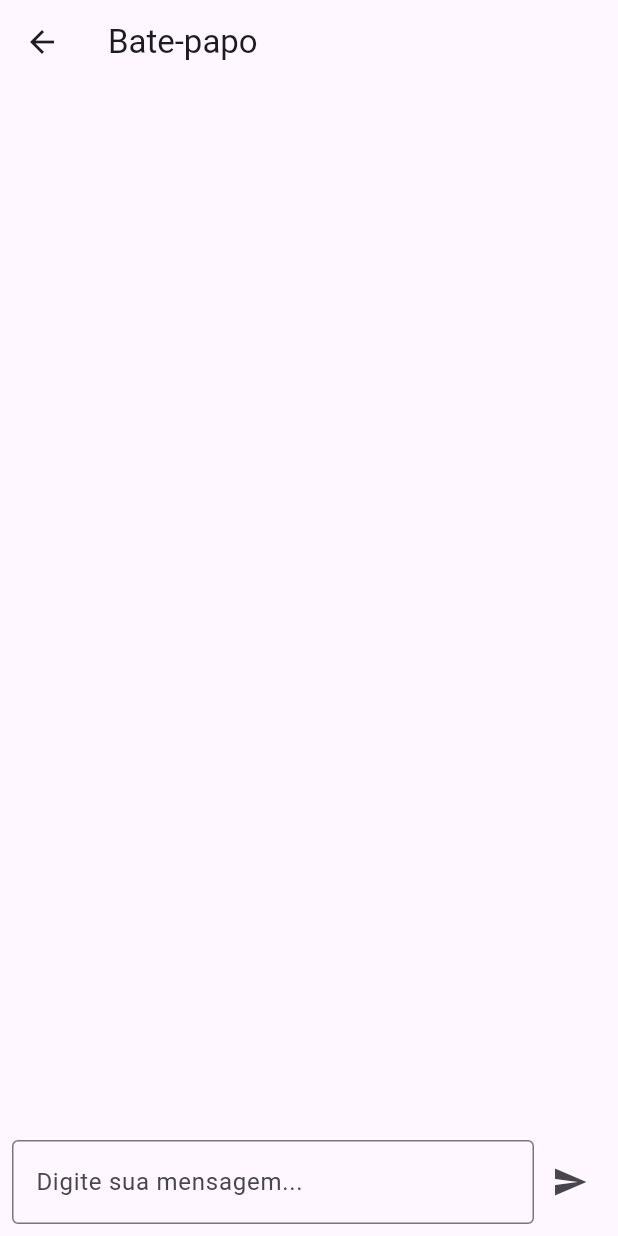
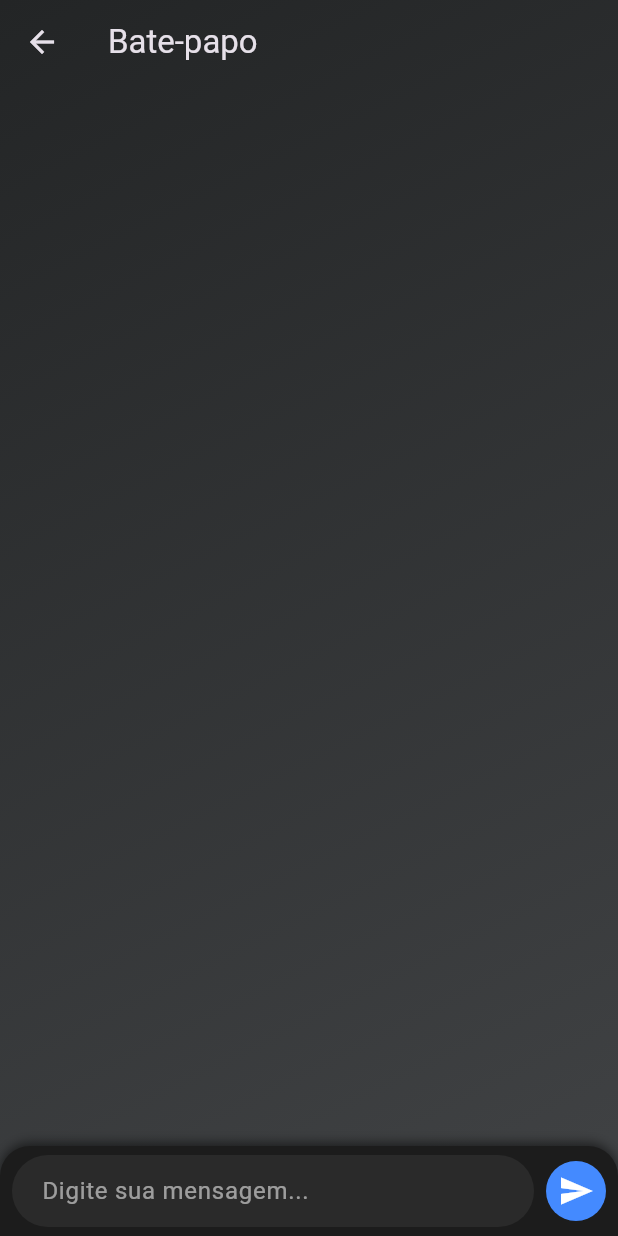
Before and after one commit to Breno2840/Mkwn29582, a Flutter app: the screen it shows after launch, after a tap on "Entrar no Chat", on a phone screen of 412 x 824 dp. Run offline on Flutter 3.47's test engine with Material 3 defaults, Android fonts, the phone set to English and light mode, and no system bars.

Commit message:
Atualizar o main.dart

```diff
--- a/lib/main.dart
+++ b/lib/main.dart
@@ -14,7 +14,13 @@ class MyApp extends StatelessWidget {
     return MaterialApp(
       debugShowCheckedModeBanner: false,
       title: 'Chat Criptografado',
-      theme: ThemeData(primarySwatch: Colors.blue),
+      theme: ThemeData.dark().copyWith(
+        scaffoldBackgroundColor: const Color(0xFF0D0D0D),
+        appBarTheme: const AppBarTheme(
+          backgroundColor: Colors.transparent,
+          elevation: 0,
+        ),
+      ),
       home: const SplashScreen(),
     );
   }
@@ -42,23 +48,33 @@ class _SplashScreenState extends State<SplashScreen> {
 
   @override
   Widget build(BuildContext context) {
-    return Scaffold(
-      backgroundColor: Colors.blueAccent,
+    return Container(
+      decoration: const BoxDecoration(
+        gradient: LinearGradient(
+          colors: [Color(0xFF0F2027), Color(0xFF203A43), Color(0xFF2C5364)],
+          begin: Alignment.topLeft,
+          end: Alignment.bottomRight,
+        ),
+      ),
+      child: const Scaffold(
+        backgroundColor: Colors.transparent,
         body: Center(
           child: Column(
             mainAxisAlignment: MainAxisAlignment.center,
-          children: const [
+            children: [
               Icon(Icons.lock, size: 100, color: Colors.white),
               SizedBox(height: 20),
               Text(
                 "Chat Seguro",
                 style: TextStyle(
-                fontSize: 28,
+                  fontSize: 30,
                   fontWeight: FontWeight.bold,
                   color: Colors.white,
+                  letterSpacing: 1.5,
                 ),
               )
             ],
+          ),
         ),
       ),
     );
@@ -71,17 +87,34 @@ class HomeScreen extends StatelessWidget {
 
   @override
   Widget build(BuildContext context) {
-    return Scaffold(
+    return Container(
+      decoration: const BoxDecoration(
+        gradient: LinearGradient(
+          colors: [Color(0xFF141E30), Color(0xFF243B55)],
+          begin: Alignment.topCenter,
+          end: Alignment.bottomCenter,
+        ),
+      ),
+      child: Scaffold(
+        backgroundColor: Colors.transparent,
         appBar: AppBar(title: const Text("Início")),
         body: Center(
           child: ElevatedButton(
+            style: ElevatedButton.styleFrom(
+              backgroundColor: Colors.blueAccent,
+              padding: const EdgeInsets.symmetric(horizontal: 32, vertical: 16),
+              shape: RoundedRectangleBorder(
+                borderRadius: BorderRadius.circular(30),
+              ),
+            ),
             onPressed: () {
               Navigator.push(
                 context,
                 MaterialPageRoute(builder: (_) => const ChatScreen()),
               );
             },
-          child: const Text("Entrar no Chat"),
+            child: const Text("Entrar no Chat", style: TextStyle(fontSize: 18)),
+          ),
         ),
       ),
     );
@@ -101,7 +134,6 @@ class _ChatScreenState extends State<ChatScreen> {
   final List<_Message> _messages = [];
 
   String _encryptMessage(String text) {
-    // Exemplo simples: hash SHA256 (não reversível, apenas ilustrativo)
     final bytes = utf8.encode(text);
     return sha256.convert(bytes).toString();
   }
@@ -120,7 +152,16 @@ class _ChatScreenState extends State<ChatScreen> {
 
   @override
   Widget build(BuildContext context) {
-    return Scaffold(
+    return Container(
+      decoration: const BoxDecoration(
+        gradient: LinearGradient(
+          colors: [Color(0xFF232526), Color(0xFF414345)],
+          begin: Alignment.topLeft,
+          end: Alignment.bottomRight,
+        ),
+      ),
+      child: Scaffold(
+        backgroundColor: Colors.transparent,
         appBar: AppBar(title: const Text("Bate-papo")),
         body: Column(
           children: [
@@ -133,21 +174,26 @@ class _ChatScreenState extends State<ChatScreen> {
                   return Align(
                     alignment: Alignment.centerRight,
                     child: Container(
-                    margin: const EdgeInsets.symmetric(vertical: 4),
-                    padding: const EdgeInsets.all(12),
+                      margin: const EdgeInsets.symmetric(vertical: 6),
+                      padding: const EdgeInsets.all(14),
                       decoration: BoxDecoration(
-                      color: Colors.blue[100],
-                      borderRadius: BorderRadius.circular(12),
+                        gradient: const LinearGradient(
+                          colors: [Color(0xFF56CCF2), Color(0xFF2F80ED)],
+                          begin: Alignment.topLeft,
+                          end: Alignment.bottomRight,
+                        ),
+                        borderRadius: BorderRadius.circular(18),
                       ),
                       child: Column(
                         crossAxisAlignment: CrossAxisAlignment.end,
                         children: [
                           Text(msg.original,
-                            style: const TextStyle(fontSize: 16)),
+                              style: const TextStyle(
+                                  fontSize: 16, color: Colors.white)),
                           Text(
                             "🔒 ${msg.encrypted.substring(0, 12)}...",
                             style: const TextStyle(
-                              fontSize: 10, color: Colors.black54),
+                                fontSize: 10, color: Colors.white70),
                           ),
                         ],
                       ),
@@ -156,27 +202,56 @@ class _ChatScreenState extends State<ChatScreen> {
                 },
               ),
             ),
-          Padding(
-            padding: const EdgeInsets.all(8),
+            // Barra de digitação estilizada
+            Container(
+              padding: const EdgeInsets.symmetric(horizontal: 8, vertical: 6),
+              decoration: const BoxDecoration(
+                color: Color(0xFF1C1C1C),
+                borderRadius: BorderRadius.only(
+                  topLeft: Radius.circular(20),
+                  topRight: Radius.circular(20),
+                ),
+                boxShadow: [
+                  BoxShadow(
+                    color: Colors.black54,
+                    blurRadius: 6,
+                    offset: Offset(0, -2),
+                  )
+                ],
+              ),
               child: Row(
                 children: [
                   Expanded(
                     child: TextField(
                       controller: _controller,
-                    decoration: const InputDecoration(
+                      style: const TextStyle(color: Colors.white),
+                      decoration: InputDecoration(
                         hintText: "Digite sua mensagem...",
-                      border: OutlineInputBorder(),
+                        hintStyle: const TextStyle(color: Colors.white54),
+                        filled: true,
+                        fillColor: const Color(0xFF2A2A2A),
+                        contentPadding: const EdgeInsets.symmetric(
+                            horizontal: 16, vertical: 12),
+                        border: OutlineInputBorder(
+                          borderRadius: BorderRadius.circular(30),
+                          borderSide: BorderSide.none,
                         ),
                       ),
                     ),
-                IconButton(
-                  icon: const Icon(Icons.send),
+                  ),
+                  const SizedBox(width: 8),
+                  CircleAvatar(
+                    backgroundColor: Colors.blueAccent,
+                    child: IconButton(
+                      icon: const Icon(Icons.send, color: Colors.white),
                       onPressed: _sendMessage,
+                    ),
                   )
                 ],
               ),
             )
           ],
+        ),
       ),
     );
   }
```
Lines whose indentation alone changed are shown as unchanged.
